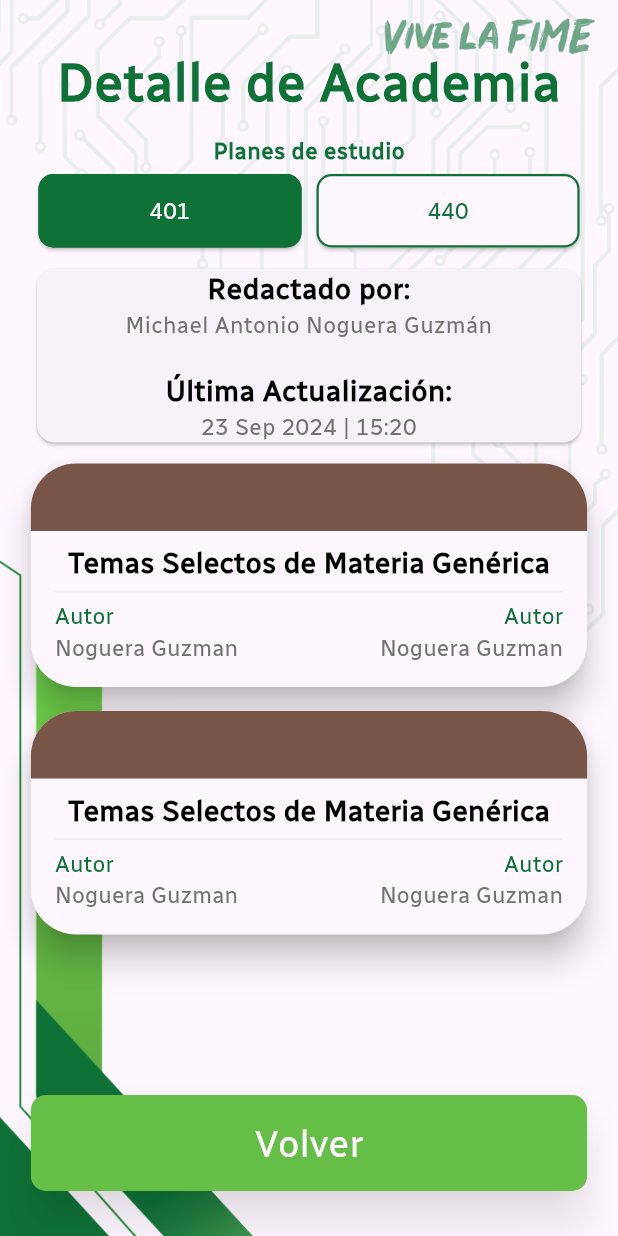
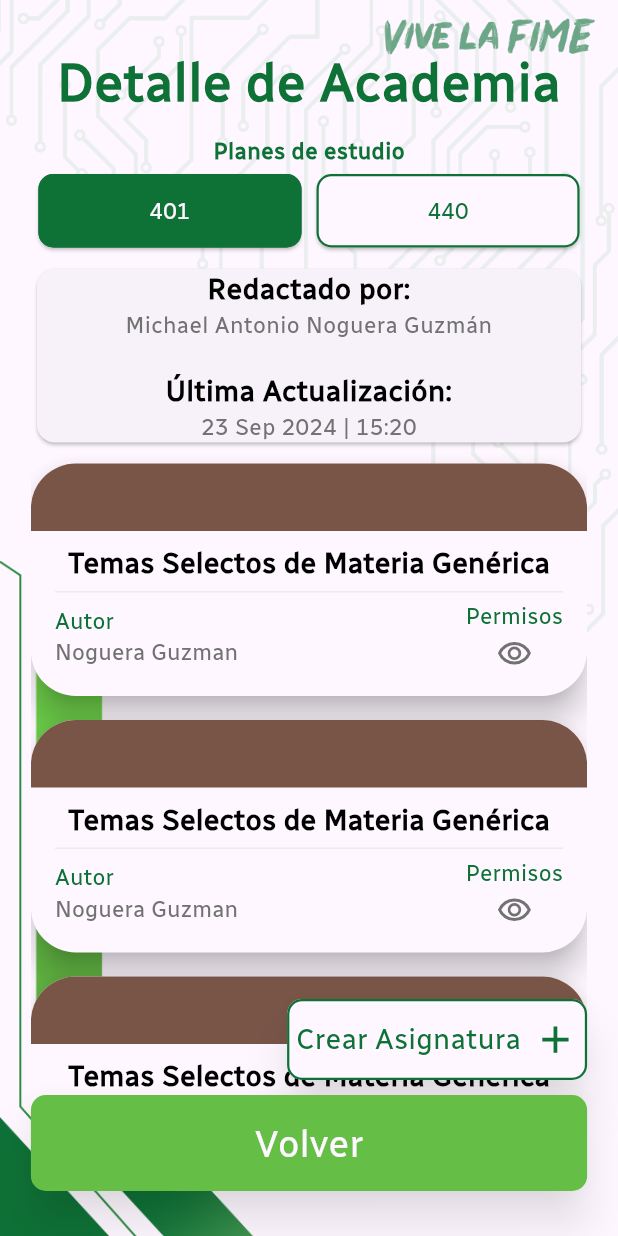
Before and after one commit to AntonioNoguera/project_atenea, a Flutter app: the AcademicDepartmentDetailPage screen opened directly, scrolled down 576 dp, after a tap on "Academias", on a phone screen of 412 x 824 dp. Run offline on Flutter 3.47's test engine with Material 3 defaults, Android fonts, the phone set to English and light mode, and no system bars; our stand-ins replace cloud_firestore, firebase_core, flutter_colorpicker, flutter_svg, fluttertoast, get_it and 1 more; accounts and stored records are empty.

Commit message:
Feat [Main UI Refactors ] -> Some changes related to the newith the implementations of leftover componentes

```diff
--- a/lib/src/presentation/pages/home/content_management/academies/academy_detail_page.dart
+++ b/lib/src/presentation/pages/home/content_management/academies/academy_detail_page.dart
@@ -18,16 +18,39 @@ class AcademyDetailPage extends StatefulWidget {
 
 class _AcademyDetailPageState extends State<AcademyDetailPage> {
   int activeIndex = 0;
+  bool isButtonCollapsed = false;
+  final ScrollController _scrollController = ScrollController();
+
+  @override
+  void initState() {
+    super.initState();
+    _scrollController.addListener(() {
+      checkStateToggle();
+    });
+  }
+
+  void checkStateToggle({bool calledFromToggle = false}) {
+
+    if (_scrollController.offset >= 50 &&  !isButtonCollapsed ) {
+        setState(() {
+          isButtonCollapsed = true;
+        });
+      } else if (_scrollController.offset <= 50 &&  ( isButtonCollapsed || calledFromToggle)) {
+        setState(() {
+          isButtonCollapsed = false;
+        });
+      }
+  }
 
   final Map<int, Widget> _renderedContent = {
     0: Column(
-        children: List.generate(2, (index) {
+        children: List.generate(11, (index) {
             return const HomeSubject();
           }),
         ),
 
     1: Column(
-        children: List.generate(1, (index) {
+        children: List.generate(12, (index) {
             return const HomeSubject();
           }),
         ),
@@ -36,6 +59,11 @@ class _AcademyDetailPageState extends State<AcademyDetailPage> {
   void _handleToggle(int index) {
   setState(() {
     activeIndex = index;
+  });
+
+  // Espera a que se complete el setState antes de ejecutar el callback
+  WidgetsBinding.instance.addPostFrameCallback((_) {
+    checkStateToggle(calledFromToggle: true);
   });
 }
 
@@ -48,7 +76,9 @@ class _AcademyDetailPageState extends State<AcademyDetailPage> {
           horizontal: MediaQuery.of(context).size.width * 0.05,
           vertical: 30.0,
         ),
-        child: Column(
+        child: Stack(
+          children: [
+            Column(
               children: [
                 Text(
                   'Detalle de Academia',
@@ -68,13 +98,14 @@ class _AcademyDetailPageState extends State<AcademyDetailPage> {
 
                 ToggleButtonsWidget(
                   onToggle: _handleToggle,
-              toggleOptions: ['401','440'],
+                  toggleOptions: const ['401','440'],
                 ),
 
                 const SizedBox(height: 10),
 
                 Expanded(
                   child: SingleChildScrollView(
+                    controller: _scrollController,
                     child: Column(
                       children: [
                         Container(
@@ -136,6 +167,40 @@ class _AcademyDetailPageState extends State<AcademyDetailPage> {
 
                 const SizedBox(height: 10.0),
 
+
+              ],
+            ),
+
+            Positioned(
+              bottom: 0,
+              left: 0,
+              right: 0,
+              child: Column(
+                children: [
+                  Row(
+                    mainAxisAlignment: MainAxisAlignment.end,
+                    children: [
+                      AnimatedContainer(
+                        curve: Curves.decelerate,
+                        duration: const Duration(milliseconds: 230),
+                        width: isButtonCollapsed ? 60.0 : 200.0,
+                        child: AteneaButton(
+                          padding: const EdgeInsets.symmetric(vertical: 12.0, horizontal: 0),
+                          text: isButtonCollapsed ? null : 'Crear Asignatura',
+                          iconSize: 30.0,
+                          svgIcon: 'assets/svg/add.svg',
+                          svgTint: AppColors.primaryColor,
+                          enabledBorder: true,
+                          backgroundColor: AppColors.ateneaWhite,
+                          textStyle: AppTextStyles.builder(color: AppColors.primaryColor, size: FontSizes.body1),
+                          onPressed: () {
+                            Navigator.pop(context);
+                          },
+                        ),
+                      ),
+                    ],
+                  ),
+                  const SizedBox(height: 10),
                   Row(
                     children: [
                       Expanded(
@@ -148,9 +213,12 @@ class _AcademyDetailPageState extends State<AcademyDetailPage> {
                         ),
                       )
                     ],
+                  )
+                ],
+              ),
             ),
           ],
-        ),
+        )
       ),
     );
   }
--- a/lib/src/presentation/pages/home/content_management/academies/academy_item_row.dart
+++ b/lib/src/presentation/pages/home/content_management/academies/academy_item_row.dart
@@ -2,6 +2,7 @@ import 'package:flutter/material.dart';
 import 'package:proyect_atenea/src/presentation/pages/home/content_management/academies/academy_detail_page.dart';
 import 'package:proyect_atenea/src/presentation/values/app_theme.dart';
 import 'package:proyect_atenea/src/presentation/widgets/atenea_page_animator.dart';
+import 'package:proyect_atenea/src/presentation/widgets/atenea_permits_row.dart';
 
 
 class AcademyItemRow extends StatelessWidget {
@@ -87,27 +88,20 @@ class AcademyItemRow extends StatelessWidget {
                             ],
                           ),
                         ),
-                        Expanded(
-                          child: Column(
-                            crossAxisAlignment: CrossAxisAlignment.end,
-                            children: [
+
+                        Column(
+                          children: [
                               Text(
-                                'Autor',
+                                'Permisos',
                                 style: AppTextStyles.builder(
-                                  color: AppColors.primaryColor,
+                                  color:AppColors.primaryColor,
                                   size: FontSizes.body2,
+                                  weight: FontWeights.regular
                                 ),
                               ),
-                              Text(
-                                'Noguera Guzman',
-                                style: AppTextStyles.builder(
-                                  color: AppColors.grayColor,
-                                  size: FontSizes.body2,
-                                ),
-                              ),
-                            ],
-                          ),
-                        ),
+                              AteneaPermitsRow()
+                          ],
+                        )
                       ],
                     ),
 
--- a/lib/src/presentation/pages/home/content_management/departments/academic_department_detail_page.dart
+++ b/lib/src/presentation/pages/home/content_management/departments/academic_department_detail_page.dart
@@ -4,6 +4,7 @@ import 'package:proyect_atenea/src/presentation/pages/home/content_management/de
 import 'package:proyect_atenea/src/presentation/pages/home/my_subects/widgets/home_subject.dart';
 import 'package:proyect_atenea/src/presentation/values/app_theme.dart';
 import 'package:proyect_atenea/src/presentation/widgets/atenea_button.dart';
+import 'package:proyect_atenea/src/presentation/widgets/atenea_card.dart';
 import 'package:proyect_atenea/src/presentation/widgets/atenea_scaffold.dart';
 
 class AcademicDepartmentDetailPage extends StatefulWidget {
@@ -83,10 +84,8 @@ class _AcademicDepartmentDetailPageState extends State<AcademicDepartmentDetailP
                     child: Column(
                       crossAxisAlignment: CrossAxisAlignment.center,
                       children: [
-                         Container(
-                          width: double.infinity,
-                          child: Card(
-                            child: Column(
+                         AteneaCard(
+                          child:Column(
                             children: [
                               Text(
                                 'Redactado por:',
@@ -125,10 +124,8 @@ class _AcademicDepartmentDetailPageState extends State<AcademicDepartmentDetailP
                                   weight: FontWeights.regular,
                                 ),
                               ),
-                                const SizedBox(height: 10),
-                              ],
-                            ),
-                          ),
+                            ]
+                          )
                         ),
 
                         Column(
@@ -136,11 +133,12 @@ class _AcademicDepartmentDetailPageState extends State<AcademicDepartmentDetailP
                             return AcademyItemRow();
                           }),
                         ),
-                        const SizedBox(height: 40),
                       ],
                     ),
                   ),
                 ),
+
+                const SizedBox(height: 45.0),
               ],
             ),
             Positioned(
--- a/lib/src/presentation/pages/home/content_management/manage_content_page.dart
+++ b/lib/src/presentation/pages/home/content_management/manage_content_page.dart
@@ -45,7 +45,7 @@ class ManageContentPage extends StatelessWidget {
                     weight: FontWeights.regular,
                   ),
                 ),
-                const SizedBox(height: 20),
+                const SizedBox(height: 15),
 
                 Text(
 
@@ -58,8 +58,7 @@ class ManageContentPage extends StatelessWidget {
                   ),
                 ),
 
-
-                const SizedBox(height: 20),
+                const SizedBox(height: 10),
 
                 Expanded(
                   child: SingleChildScrollView(
--- a/lib/src/presentation/pages/home/my_subects/widgets/home_subject.dart
+++ b/lib/src/presentation/pages/home/my_subects/widgets/home_subject.dart
@@ -2,6 +2,7 @@ import 'package:flutter/material.dart';
 import 'package:proyect_atenea/src/presentation/subjects/subject_detail_page.dart';
 import 'package:proyect_atenea/src/presentation/values/app_theme.dart';
 import 'package:proyect_atenea/src/presentation/widgets/atenea_page_animator.dart';
+import 'package:proyect_atenea/src/presentation/widgets/atenea_permits_row.dart';
 
 
 class HomeSubject extends StatelessWidget {
@@ -87,26 +88,19 @@ class HomeSubject extends StatelessWidget {
                             ],
                           ),
                         ),
-                        Expanded(
-                          child: Column(
-                            crossAxisAlignment: CrossAxisAlignment.end,
+                        Column(
                           children: [
                             Text(
-                                'Autor',
+                              'Permisos',
                               style: AppTextStyles.builder(
                                 color: AppColors.primaryColor,
-                                  size: FontSizes.body2,
+                                size: FontSizes.body2
                               ),
                             ),
-                              Text(
-                                'Noguera Guzman',
-                                style: AppTextStyles.builder(
-                                  color: AppColors.grayColor,
-                                  size: FontSizes.body2,
-                                ),
-                              ),
+                            const SizedBox(height: 3,),
+                            AteneaPermitsRow()
                           ],
-                          ),
+
                         ),
                       ],
                     ),
--- a/lib/src/presentation/widgets/atenea_permits_row.dart
+++ b/lib/src/presentation/widgets/atenea_permits_row.dart
@@ -5,11 +5,11 @@ import 'package:proyect_atenea/src/presentation/values/app_theme.dart';
 
 
 class AteneaPermitsRow extends StatelessWidget {
-  final List<Enum> userPermits;
+  final List<Permits> userPermits;
 
   const AteneaPermitsRow({
     super.key,
-    required this.userPermits,
+    this.userPermits = const [Permits.view],
   });
 
   @override
```
Also changed, not shown: lib/src/presentation/pages/demos/department_detail_page.dart (+6 -10 lines), lib/src/presentation/subjects/subject_detail_page.dart (+4 -4 lines), lib/src/presentation/widgets/atenea_card.dart (+19 -16 lines). Lines whose indentation alone changed are shown as unchanged.
